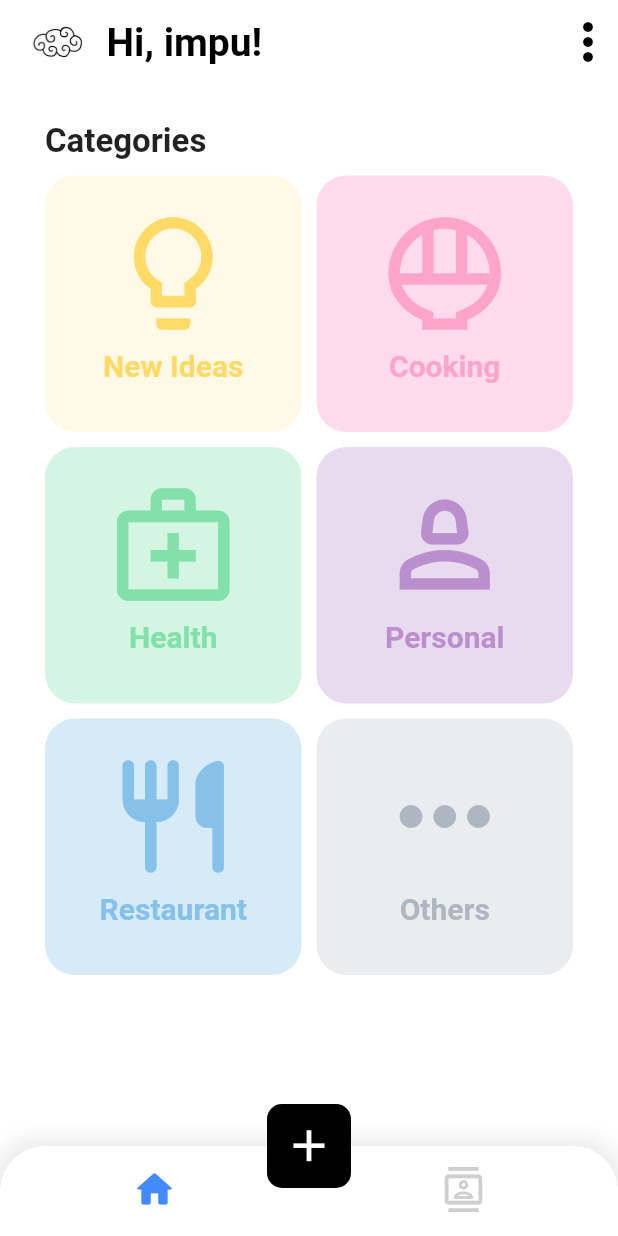
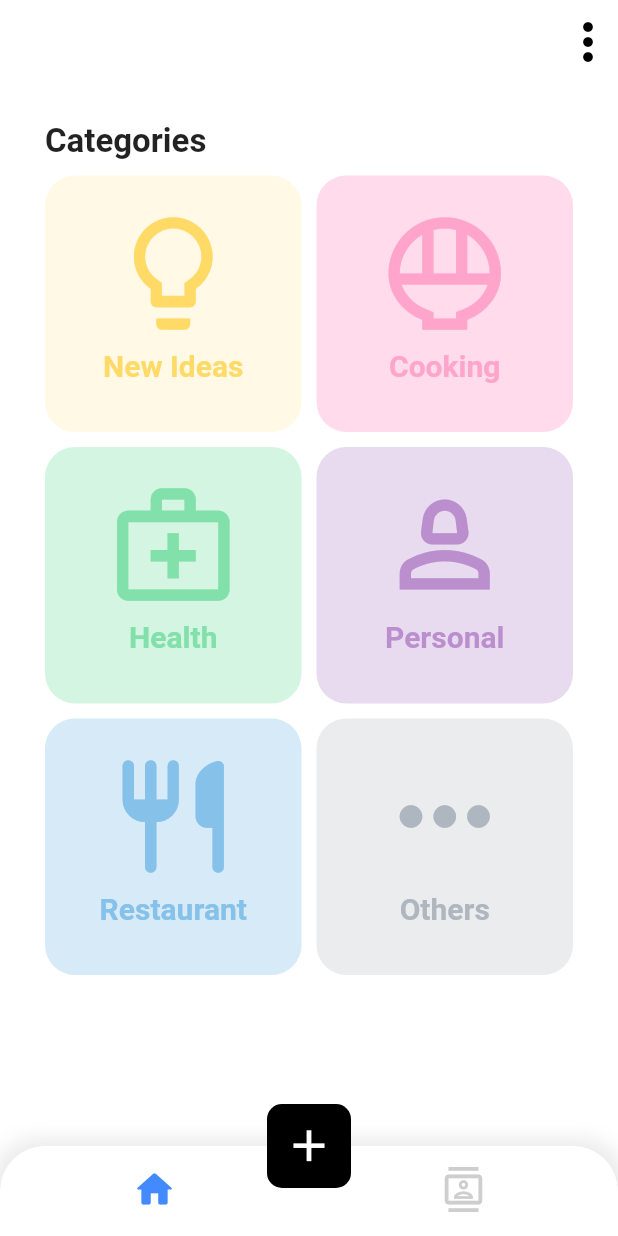
Before and after one commit to impulsado/personalDB, a Flutter app: the screen it shows after launch, on a phone screen of 412 x 824 dp. Run offline on Flutter 3.47's test engine with Material 2 defaults, Android fonts, the phone set to English and light mode, and no system bars.

Commit message:
(MOD) Changed AppBar. #1

```diff
--- a/lib/home/home.dart
+++ b/lib/home/home.dart
@@ -1,17 +1,23 @@
-// home.dart
 import 'package:flutter/material.dart';
 import 'package:personaldb/widgets/categories.dart';
 
 class HomePage extends StatelessWidget {
-  const HomePage({super.key});
-
+  const HomePage({Key? key}) : super(key: key);
 
   @override
   Widget build(BuildContext context) {
     return Scaffold(
       backgroundColor: Colors.white,
       appBar: _buildAppBar(),
-      body: Padding(
+      body: _buildBody(),
+      bottomNavigationBar: _buildBottomNavigationBar(),
+      floatingActionButtonLocation: FloatingActionButtonLocation.centerDocked,
+      floatingActionButton: _buildFloatingActionButton(),
+    );
+  }
+
+  Widget _buildBody() {
+    return Padding(
       padding: EdgeInsets.symmetric(horizontal: 15),
       child: Column(
           crossAxisAlignment: CrossAxisAlignment.start,
@@ -24,16 +30,16 @@ class HomePage extends StatelessWidget {
             Expanded(child: Categories(),)
           ]
       ),
-      ),
-      bottomNavigationBar: _buildBottomNavigationBar(),
-      floatingActionButtonLocation: FloatingActionButtonLocation.centerDocked,
-      floatingActionButton: FloatingActionButton(
+    );
+  }
+
+  FloatingActionButton _buildFloatingActionButton() {
+    return FloatingActionButton(
         shape: RoundedRectangleBorder(borderRadius: BorderRadius.circular(10)),
         elevation: 0,
         backgroundColor: Colors.black,
         onPressed: () {},
         child: const Icon(Icons.add, size: 35,)
-      ),
     );
   }
 
@@ -45,10 +51,17 @@ class HomePage extends StatelessWidget {
       ),
       child: ClipRRect(
         borderRadius: const BorderRadius.only(topLeft: Radius.circular(30), topRight: Radius.circular(30)),
-        child: BottomNavigationBar(backgroundColor: Colors.white, showSelectedLabels: false, showUnselectedLabels: false, selectedItemColor: Colors.blueAccent, unselectedItemColor: Colors.grey.withOpacity(0.5), items: const [
+        child: BottomNavigationBar(
+          backgroundColor: Colors.white,
+          showSelectedLabels: false,
+          showUnselectedLabels: false,
+          selectedItemColor: Colors.blueAccent,
+          unselectedItemColor: Colors.grey.withOpacity(0.5),
+          items: const [
             BottomNavigationBarItem(label: 'Home', icon: Icon(Icons.home_rounded, size: 30)),
             BottomNavigationBarItem(label: 'Contacts', icon: Icon(Icons.contacts_outlined, size: 30)),
-        ],),
+          ],
+        ),
       ),
     );
   }
@@ -57,29 +70,8 @@ class HomePage extends StatelessWidget {
     return AppBar(
       backgroundColor: Colors.white,
       elevation: 0,
-      title: Row(
-        children: [
-          SizedBox(
-              height: 45,
-              width: 45,
-              child: ClipRRect(
-                borderRadius: BorderRadius.circular(10),
-                child: Image.asset('images/logo.jpg'),
-              )
-          ),
-          const SizedBox(width: 10),
-          const Text('Hi, impu!',
-            style: TextStyle(
-              color: Colors.black,
-              fontSize: 26,
-              fontWeight: FontWeight.bold,
-            ),)
-        ],
-      ),
       actions: const [
-        Icon(Icons.more_vert,
-          color: Colors.black,
-          size: 40,)
+        Icon(Icons.more_vert, color: Colors.black, size: 40,)
       ],
     );
   }
--- a/lib/widgets/categories.dart
+++ b/lib/widgets/categories.dart
@@ -1,4 +1,5 @@
 import 'package:flutter/material.dart';
+import 'package:personaldb/detail/detail.dart';
 import 'package:personaldb/models/my_category.dart';
 
 class Categories extends StatelessWidget {
@@ -22,7 +23,11 @@ class Categories extends StatelessWidget {
   }
 
   Widget _buildCategory(BuildContext context, MyCategory myCategory) {
-    return Container(
+    return GestureDetector(
+      onTap: () {
+        Navigator.of(context).push(MaterialPageRoute(builder: (context) => DetailPage(myCategory)));
+      },
+      child: Container (
         padding: const EdgeInsets.all(20),
         decoration: BoxDecoration(color: myCategory.bgColor, borderRadius: BorderRadius.circular(20)),
         child: Column(
@@ -33,6 +38,7 @@ class Categories extends StatelessWidget {
             Text(myCategory.title!, style: TextStyle(fontSize: 20, fontWeight: FontWeight.bold, color: myCategory.iconColor), )
           ],
         )
+      )
     );
   }
 }
--- a/pubspec.yaml
+++ b/pubspec.yaml
@@ -35,6 +35,8 @@ dependencies:
   # The following adds the Cupertino Icons font to your application.
   # Use with the CupertinoIcons class for iOS style icons.
   cupertino_icons: ^1.0.2
+  get_storage:
+  get:
 
 dev_dependencies:
   flutter_test:
@@ -60,7 +62,7 @@ flutter:
 
   # To add assets to your application, add an assets section, like this:
   assets:
-    - images/logo.jpg
+    - images/
   #   - images/a_dot_ham.jpeg
 
   # An image asset can refer to one or more resolution-specific "variants", see
```
Also changed, not shown: lib/detail/detail.dart (added, +30 -0 lines), images/logo2.jpg (added), pubspec.lock. Lines whose indentation alone changed are shown as unchanged.
